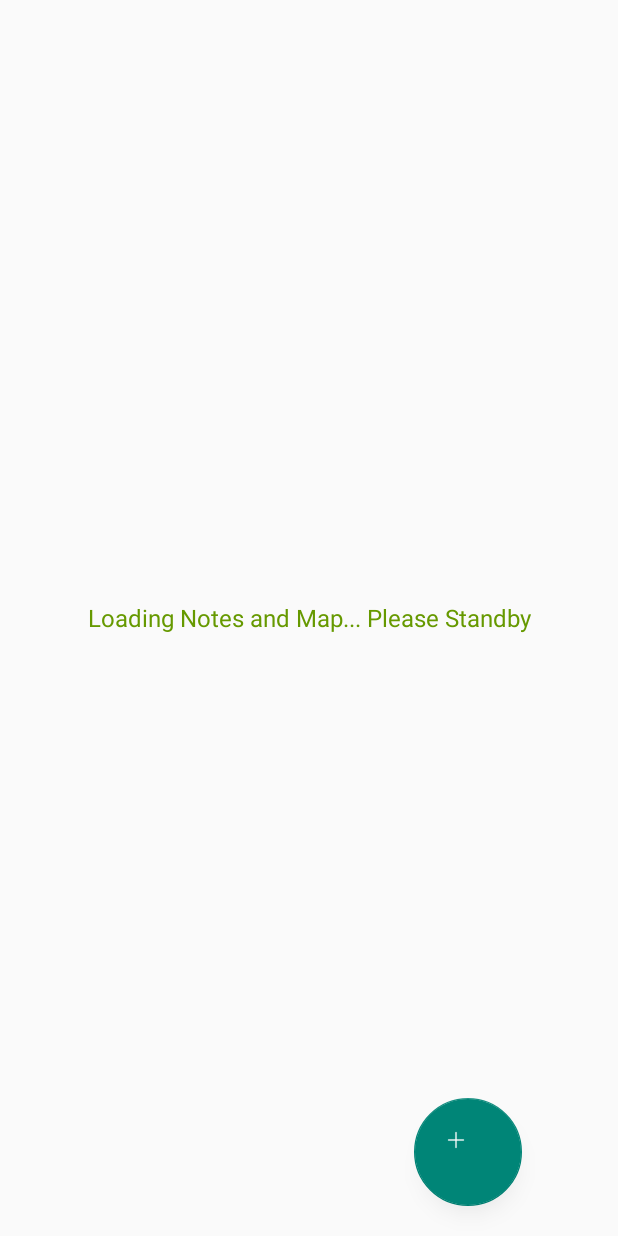
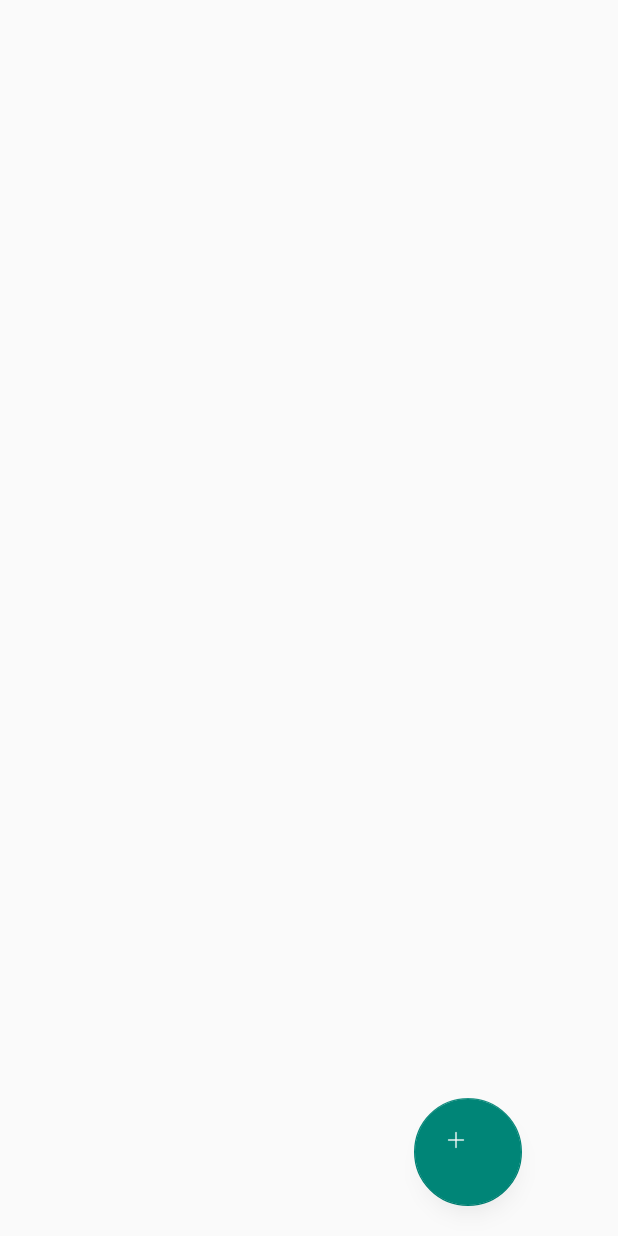
Before and after one commit to ZanyGnu/GeoNote, an Android app: the layout fragment_map_view.xml on its own in the app's theme, with its tools: preview values and no code run, on a phone screen of 412 x 824 dp. Run offline under Robolectric (Android 15) with nearby library versions, the phone set to English and light mode, and no system bars; plain views replace FloatingActionButton.

Commit message:
activities load notes from the phone. splash screen loads notes from the cloud.

```diff
--- a/GeoNote/app/src/main/AndroidManifest.xml
+++ b/GeoNote/app/src/main/AndroidManifest.xml
@@ -1,8 +1,8 @@
 <?xml version="1.0" encoding="utf-8"?>
 <manifest xmlns:android="http://schemas.android.com/apk/res/android"
     package="geonote.app"
-    android:versionCode="320"
-    android:versionName="0.0.308" >
+    android:versionCode="323"
+    android:versionName="0.0.311" >
 
     <uses-permission android:name="android.permission.INTERNET" />
     <uses-permission android:name="android.permission.ACCESS_NETWORK_STATE" />
--- a/GeoNote/app/src/main/res/layout/fragment_map_view.xml
+++ b/GeoNote/app/src/main/res/layout/fragment_map_view.xml
@@ -32,17 +32,4 @@
             android:layout_marginBottom="40dp"
             android:layout_marginLeft="20dp" />
 
-    <TextView
-        android:id="@+id/mapViewScreen"
-        android:layout_width="fill_parent"
-        android:layout_height="fill_parent"
-        android:gravity="center"
-        android:backgroundTint="@color/com_facebook_usersettingsfragment_not_connected_text_color"
-        android:text="Loading Notes and Map... Please Standby"
-        android:textColor="@android:color/holo_green_dark"
-        android:textSize="16dp"
-        android:layout_marginBottom="0dp"
-        android:layout_marginLeft="0dp"
-        android:layout_marginTop="0dp" />
-
     </FrameLayout>
```
Also changed, not shown: GeoNote/app/src/main/java/geonote/app/Fragments/MapViewFragment.java (+3 -24 lines), GeoNote/app/src/main/java/geonote/app/Fragments/NoteListFragment.java (+3 -34 lines).
